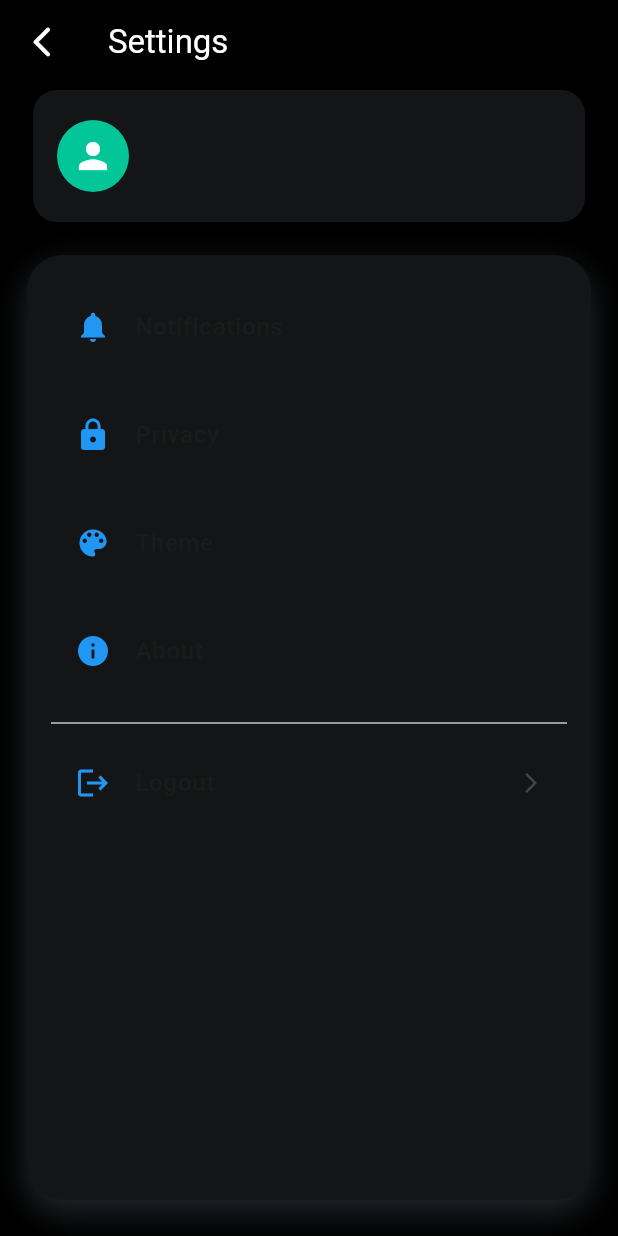
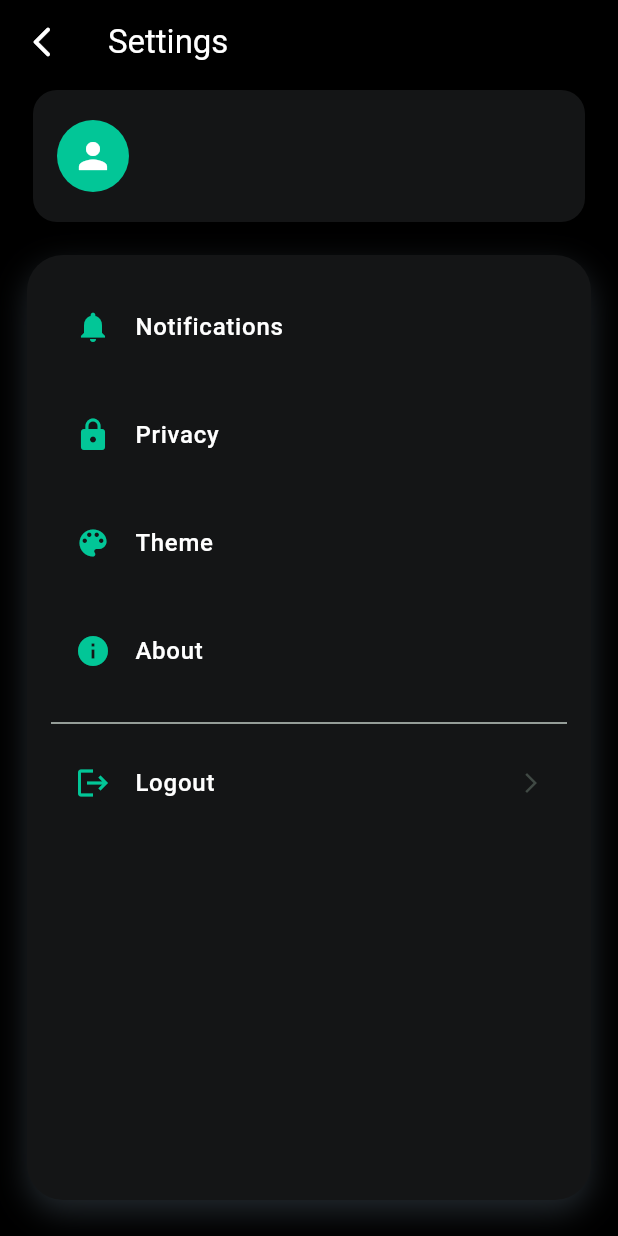
Before and after one commit to Sthabiso10/Wager-App, a Flutter app: the SettingsView screen opened directly, on a phone screen of 412 x 824 dp. Run offline on Flutter 3.47's test engine with Material 3 defaults, Android fonts, the phone set to English and light mode, and no system bars; our stand-ins replace cloud_firestore, firebase_auth, firebase_core, get_it, google_fonts, google_nav_bar and 1 more; accounts and stored records are empty; Roboto replaces fonts that are missing (Ubuntu).

Commit message:
Update settings_tile.dart

```diff
--- a/lib/app/profie/widgets/settings_tile.dart
+++ b/lib/app/profie/widgets/settings_tile.dart
@@ -1,4 +1,5 @@
 import 'package:flutter/material.dart';
+import 'package:wager_app/styles/colors.dart';
 
 class SettingsTile extends StatelessWidget {
   final IconData icon;
@@ -17,8 +18,11 @@ class SettingsTile extends StatelessWidget {
   @override
   Widget build(BuildContext context) {
     return ListTile(
-      leading: Icon(icon, color: Colors.blue),
-      title: Text(title, style: const TextStyle(fontWeight: FontWeight.w500)),
+      leading: Icon(icon, color: colorAccent),
+      title: Text(
+        title,
+        style: TextStyle(fontWeight: FontWeight.w500, color: colorText),
+      ),
       trailing: trailing,
       onTap: onTap,
       shape: RoundedRectangleBorder(borderRadius: BorderRadius.circular(12)),
```
